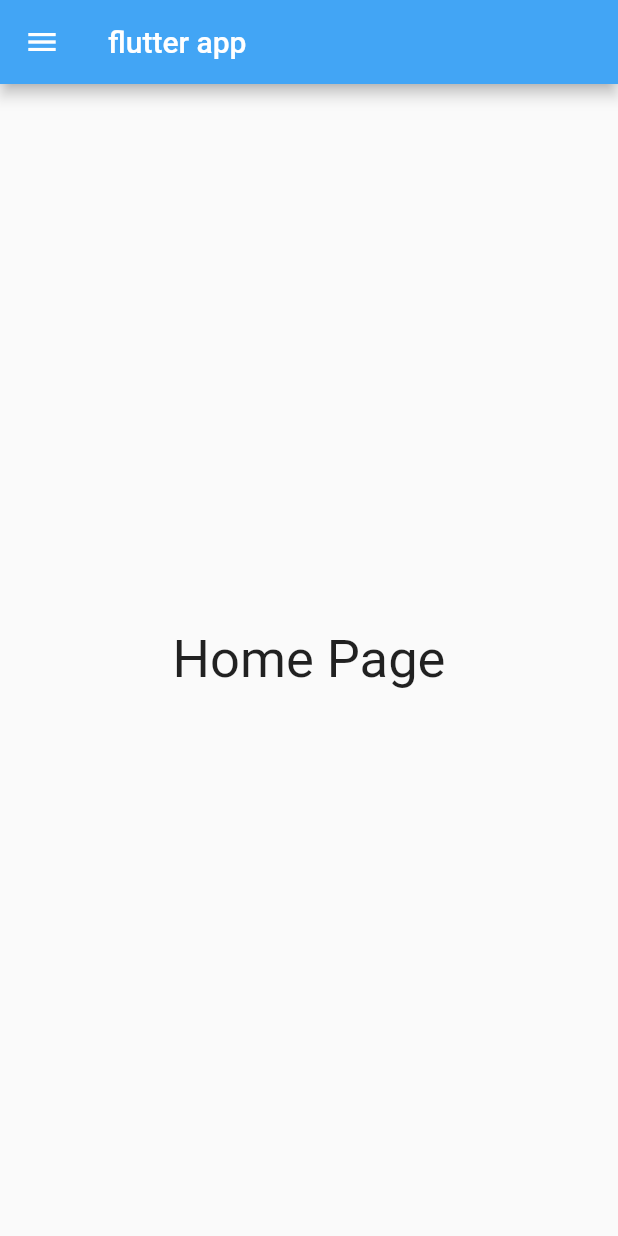
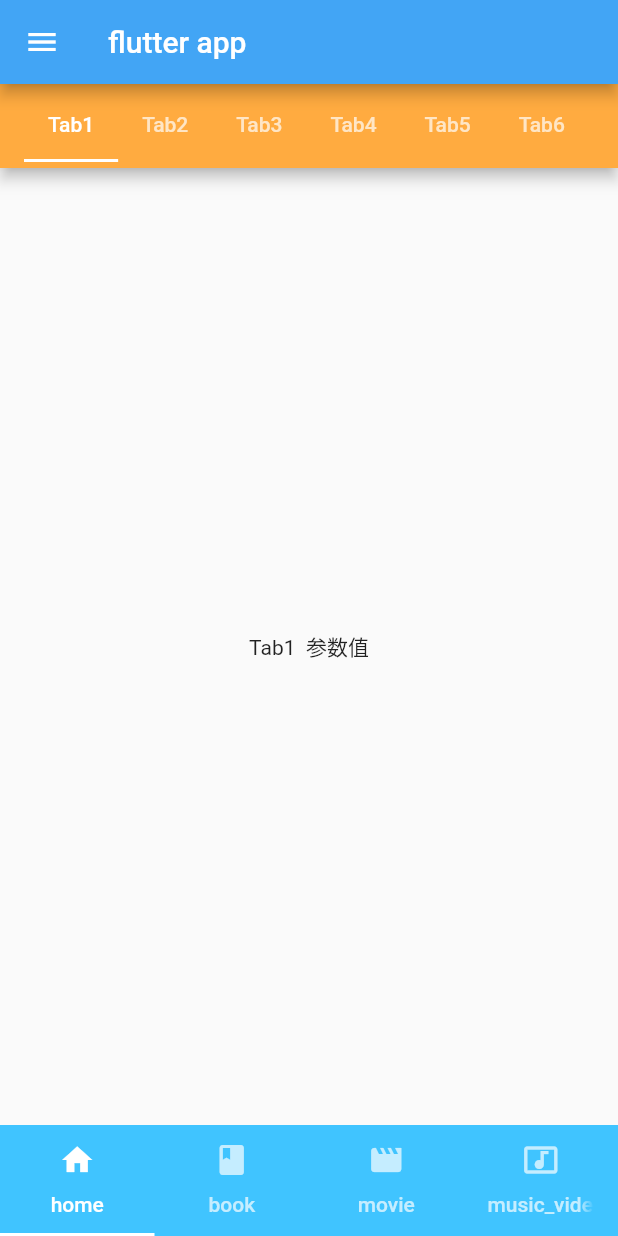
Before and after one commit to Nealyang/flutter, a Flutter app: the screen it shows after launch, on a phone screen of 412 x 824 dp. Run offline on Flutter 3.47's test engine with Material 2 defaults, Android fonts, the phone set to English and light mode, and no system bars.

```diff
--- /dev/null
+++ b/flutter_app/lib/pages/TopTabPage/TopTabPage_1.dart
@@ -0,0 +1,68 @@
+import 'package:flutter/material.dart';
+
+class TabPage1 extends StatefulWidget{
+  TabPage1({Key key,this.data}):super(key:key);
+
+  // TabPage1({ Key key , this.data}) : super(key: key)
+
+  final String data;
+
+  @override
+  _MyTabPageState createState()=>new _MyTabPageState();
+}
+
+class _MyTabPageState extends State<TabPage1> with SingleTickerProviderStateMixin{
+  final List<Tab> myTabs = <Tab>[
+    new Tab(text: 'Tab1'),
+    new Tab(text: 'Tab2'),
+    new Tab(text: 'Tab3'),
+    new Tab(text: 'Tab4'),
+    new Tab(text: 'Tab5'),
+    new Tab(text: 'Tab6'),
+    new Tab(text: 'Tab7'),
+    new Tab(text: 'Tab8'),
+    new Tab(text: 'Tab9'),
+    new Tab(text: 'Tab10'),
+    new Tab(text: 'Tab11'),
+  ];
+
+  TabController _tabController;
+
+  @override
+  void initState(){
+    super.initState();
+    _tabController = new TabController(
+      vsync:this,
+      length:myTabs.length
+    );
+  }
+
+  @override
+  void dispose(){
+    _tabController.dispose();
+    super.dispose();
+  }
+
+  @override
+  Widget build(BuildContext context){
+    return new Scaffold(
+      appBar:AppBar(
+        backgroundColor:Colors.orangeAccent,
+        title:new TabBar(
+          controller:_tabController,
+          tabs:myTabs,
+          indicatorColor:Colors.white,
+          isScrollable:true,//水平滚动开关，开启后Tab标签可自适应宽度并且可以横向拉动，关闭后每一个tab自动压缩，总长为屏幕宽度
+        )
+      ),
+      body:new TabBarView(
+        controller:_tabController,
+        children:myTabs.map((Tab tab){
+          return new Center(
+            child:new Text(tab.text+'  '+widget.data)
+          );
+        }).toList()
+      )
+    );
+  }
+}
--- a/flutter_app/lib/pages/home_page.dart
+++ b/flutter_app/lib/pages/home_page.dart
@@ -1,9 +1,45 @@
 import 'package:flutter/material.dart';
 
-import './second_page.dart';
+import './drawer_page.dart';
+import './TopTabPage/TopTabPage_1.dart';
+import './TopTabPage/TopTabPage_2.dart';
+import './TopTabPage/TopTabPage_3.dart';
+import './TopTabPage/TopTabPage_4.dart';
 
-class HomePage extends StatelessWidget{
+class HomePage extends StatefulWidget{
   @override
+  _HomePageState createState()=>new _HomePageState();
+}
+//用于使用到了一点点的动画效果，因此加入了SingleTickerProviderStateMixin
+class _HomePageState extends State<HomePage> with SingleTickerProviderStateMixin{
+
+  TabController _tabController;
+
+// 底部bar
+  final List<Tab> _bottomTabs = <Tab>[
+    new Tab(text:'home',icon:new Icon(Icons.home)),
+    new Tab(text:'book',icon:new Icon(Icons.book)),
+    new Tab(text:'movie',icon:new Icon(Icons.movie)),
+    new Tab(text:'music_video',icon:new Icon(Icons.music_video)),
+  ];
+
+
+  @override
+  void initState(){
+    super.initState();
+    _tabController = new TabController(
+      vsync:this,
+      length:_bottomTabs.length
+    );
+  }
+
+  @override
+  void dispose(){
+    _tabController .dispose();
+    super.dispose();
+  }
+
+ @override
   Widget build (BuildContext context){
     return new Scaffold(
       appBar:new AppBar(
@@ -11,64 +47,26 @@ class HomePage extends StatelessWidget{
         backgroundColor:Colors.blue[400]
       ),
       drawer: new Drawer(
-        child: new ListView(
-          children:<Widget>[
-            new UserAccountsDrawerHeader(
-              accountName: new Text('Nealyang'),
-              accountEmail: new Text('isNealyang@outlook.com'),
-              currentAccountPicture: new GestureDetector(//用户头像
-                onTap: ()=>print('点击头像'),
-                child: new CircleAvatar(
-                  backgroundImage:new NetworkImage('https://img.alicdn.com/tfs/TB1he8KgxTpK1RjSZFKXXa2wXXa-1629-1080.jpg')
-                ),
-              ),
-              otherAccountsPictures:<Widget>[
-                new GestureDetector(
-                  onTap:()=>print('点击粉丝头像'),
-                  child:new CircleAvatar(
-                    backgroundImage:new NetworkImage('https://img.alicdn.com/tfs/TB1spY7fW6qK1RjSZFmXXX0PFXa-500-504.png')
-                  )
-                ),
-                new GestureDetector(
-                  onTap:()=>print('点击粉丝头像'),
-                  child:new CircleAvatar(
-                    backgroundImage:new NetworkImage('https://img.alicdn.com/tfs/TB148sWfMHqK1RjSZFgXXa7JXXa-536-482.png')
-                  )
-                ),
-                new GestureDetector(
-                  onTap:()=>print('点击粉丝头像'),
-                  child:new CircleAvatar(
-                    backgroundImage:new NetworkImage('https://img.alicdn.com/tfs/TB1XD.ZuYwrBKNjSZPcXXXpapXa-255-251.png')
-                  )
-                ),
-              ],
-              decoration: new BoxDecoration(
-                image:new DecorationImage(
-                  fit:BoxFit.cover,
-                  image:new ExactAssetImage('images/bg.JPG')
-                )
-              ),
-            ),
-            new ListTile(
-              title:new Text('second page'),
-              trailing:new Icon(Icons.arrow_right),
-              onTap: (){
-                Navigator.of(context).pop();
-                Navigator.of(context).push(new MaterialPageRoute(builder: (BuildContext context) => new SecondPage(title:'Second Page')));
-              },
-            ),
-            new Divider(),
-            new ListTile(
-              title:new Text('Close'),
-              trailing:new Icon(Icons.cancel),
-              onTap:()=>Navigator.of(context).pop()
-            )
-          ]
-        ),
+        child: new DrawerPage(),
       ),
-      body: new Center(
-        child:new Text('Home Page',style:new TextStyle(fontSize:35.0))
+      body: new TabBarView(
+        controller:_tabController,
+        children: <Widget>[
+          new TabPage1(data:'参数值'),
+          new TabPage2(),
+          new TabPage3(),
+          new TabPage4(),
+        ],
+      ),
+      bottomNavigationBar: new Material(
+        color:Colors.lightBlueAccent,
+        child:new TabBar(
+          controller:_tabController,
+          tabs:_bottomTabs,
+          indicatorColor:Colors.white,//tab标签下划线颜色
+        )
       ),
     );
   }
+
 }
```
Also changed, not shown: flutter_app/lib/pages/TopTabPage/TopTabPage_2.dart (added, +29 -0 lines), flutter_app/lib/pages/TopTabPage/TopTabPage_3.dart (added, +31 -0 lines), flutter_app/lib/pages/TopTabPage/TopTabPage_4.dart (added, +31 -0 lines), flutter_app/lib/pages/drawer_page.dart (added, +61 -0 lines).
